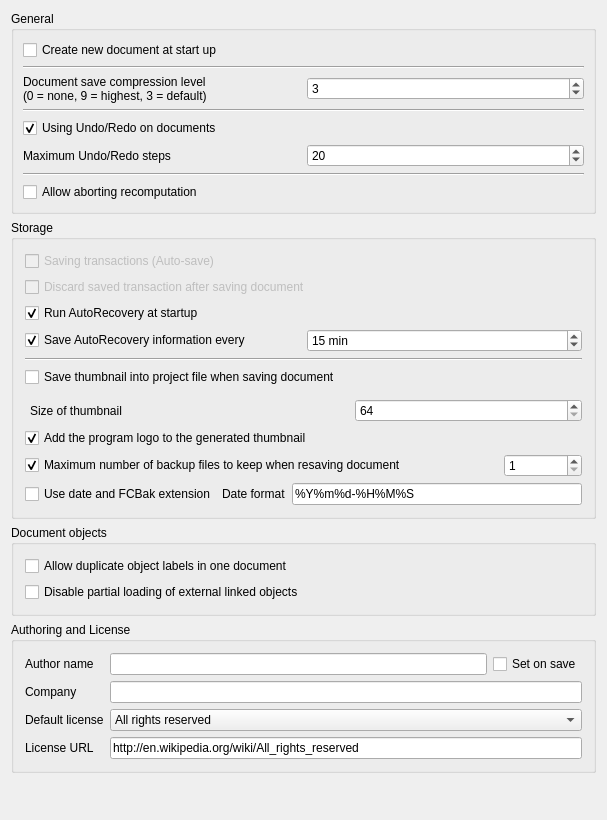
Above: src/Gui/DlgSettingsDocument.ui from berndhahnebach/All_FreeCAD before the change. Below: the same form after it.
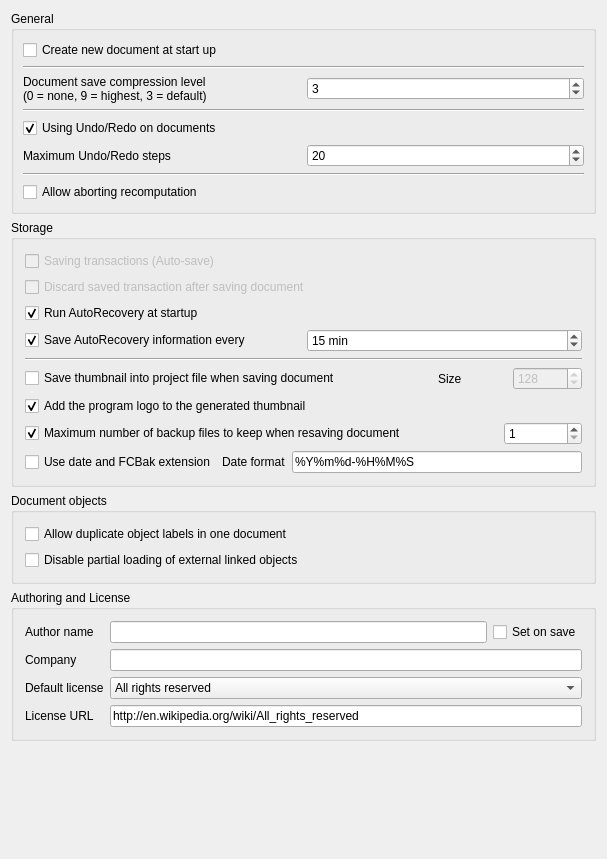
That is the form after the change. Custom widgets are drawn as their Qt base class.

Commit message: Gui: [skip ci] fix tab ordering in document settings page

The edit to the form file:
```diff
--- a/src/Gui/DlgSettingsDocument.ui
+++ b/src/Gui/DlgSettingsDocument.ui
@@ -7,26 +7,13 @@
     <x>0</x>
     <y>0</y>
     <width>607</width>
-    <height>820</height>
+    <height>859</height>
    </rect>
   </property>
   <property name="windowTitle">
    <string>Document</string>
   </property>
   <layout class="QGridLayout" name="gridLayout_3">
-   <item row="4" column="0">
-    <spacer>
-     <property name="orientation">
-      <enum>Qt::Vertical</enum>
-     </property>
-     <property name="sizeHint" stdset="0">
-      <size>
-       <width>429</width>
-       <height>37</height>
-      </size>
-     </property>
-    </spacer>
-   </item>
    <item row="0" column="0">
     <widget class="QGroupBox" name="GroupBox5">
      <property name="title">
@@ -341,54 +328,57 @@
        </widget>
       </item>
       <item row="5" column="0">
-       <widget class="Gui::PrefCheckBox" name="prefSaveThumbnail">
-        <property name="toolTip">
-         <string>A thumbnail will be stored when document is saved</string>
-        </property>
-        <property name="text">
-         <string>Save thumbnail into project file when saving document</string>
-        </property>
-        <property name="prefEntry" stdset="0">
-         <cstring>SaveThumbnail</cstring>
-        </property>
-        <property name="prefPath" stdset="0">
-         <cstring>Document</cstring>
-        </property>
-       </widget>
-      </item>
-      <item row="6" column="0">
        <layout class="QHBoxLayout" name="horizontalLayout_3">
         <property name="leftMargin">
-         <number>5</number>
+         <number>0</number>
         </property>
         <property name="topMargin">
-         <number>6</number>
+         <number>0</number>
         </property>
+        <item>
+         <widget class="Gui::PrefCheckBox" name="prefSaveThumbnail">
+          <property name="toolTip">
+           <string>A thumbnail will be stored when document is saved</string>
+          </property>
+          <property name="text">
+           <string>Save thumbnail into project file when saving document</string>
+          </property>
+          <property name="prefEntry" stdset="0">
+           <cstring>SaveThumbnail</cstring>
+          </property>
+          <property name="prefPath" stdset="0">
+           <cstring>Document</cstring>
+          </property>
+         </widget>
+        </item>
+        <item>
+         <spacer>
+          <property name="orientation">
+           <enum>Qt::Horizontal</enum>
+          </property>
+          <property name="sizeType">
+           <enum>QSizePolicy::Maximum</enum>
+          </property>
+          <property name="sizeHint" stdset="0">
+           <size>
+            <width>91</width>
+            <height>20</height>
+           </size>
+          </property>
+         </spacer>
+        </item>
         <item>
          <widget class="QLabel" name="label_6">
           <property name="text">
-           <string>Size of thumbnail</string>
+           <string>Size</string>
           </property>
          </widget>
         </item>
-        <item>
-         <spacer>
-          <property name="orientation">
-           <enum>Qt::Horizontal</enum>
-          </property>
-          <property name="sizeType">
-           <enum>QSizePolicy::Maximum</enum>
-          </property>
-          <property name="sizeHint" stdset="0">
-           <size>
-            <width>91</width>
-            <height>20</height>
-           </size>
-          </property>
-         </spacer>
-        </item>
         <item>
          <widget class="Gui::PrefSpinBox" name="prefThumbnailSize">
+          <property name="enabled">
+           <bool>false</bool>
+          </property>
           <property name="toolTip">
            <string>Sets the size of the thumbnail that is stored in the document.
 Common sizes are 128, 256 and 512</string>
@@ -399,6 +389,9 @@
           <property name="maximum">
            <number>512</number>
           </property>
+          <property name="value">
+           <number>128</number>
+          </property>
           <property name="prefEntry" stdset="0">
            <cstring>ThumbnailSize</cstring>
           </property>
@@ -409,7 +402,7 @@
         </item>
        </layout>
       </item>
-      <item row="7" column="0">
+      <item row="6" column="0">
        <widget class="Gui::PrefCheckBox" name="prefAddLogo">
         <property name="toolTip">
          <string>The program logo will be added to the thumbnail</string>
@@ -428,7 +421,7 @@
         </property>
        </widget>
       </item>
-      <item row="8" column="0">
+      <item row="7" column="0">
        <layout class="QHBoxLayout">
         <property name="spacing">
          <number>6</number>
@@ -495,7 +488,7 @@
         </item>
        </layout>
       </item>
-      <item row="9" column="0">
+      <item row="8" column="0">
        <layout class="QHBoxLayout">
         <property name="spacing">
          <number>6</number>
@@ -768,20 +761,33 @@
      </layout>
     </widget>
    </item>
+   <item row="4" column="0">
+    <spacer>
+     <property name="orientation">
+      <enum>Qt::Vertical</enum>
+     </property>
+     <property name="sizeHint" stdset="0">
+      <size>
+       <width>429</width>
+       <height>37</height>
+      </size>
+     </property>
+    </spacer>
+   </item>
   </layout>
  </widget>
  <layoutdefault spacing="6" margin="11"/>
  <customwidgets>
-  <customwidget>
-   <class>Gui::PrefSpinBox</class>
-   <extends>QSpinBox</extends>
-   <header>Gui/PrefWidgets.h</header>
-  </customwidget>
   <customwidget>
    <class>Gui::PrefCheckBox</class>
    <extends>QCheckBox</extends>
    <header>Gui/PrefWidgets.h</header>
   </customwidget>
+  <customwidget>
+   <class>Gui::PrefSpinBox</class>
+   <extends>QSpinBox</extends>
+   <header>Gui/PrefWidgets.h</header>
+  </customwidget>
   <customwidget>
    <class>Gui::PrefComboBox</class>
    <extends>QComboBox</extends>
```
Left out of the diff: 175 changed lines with no effect on the pictures.
